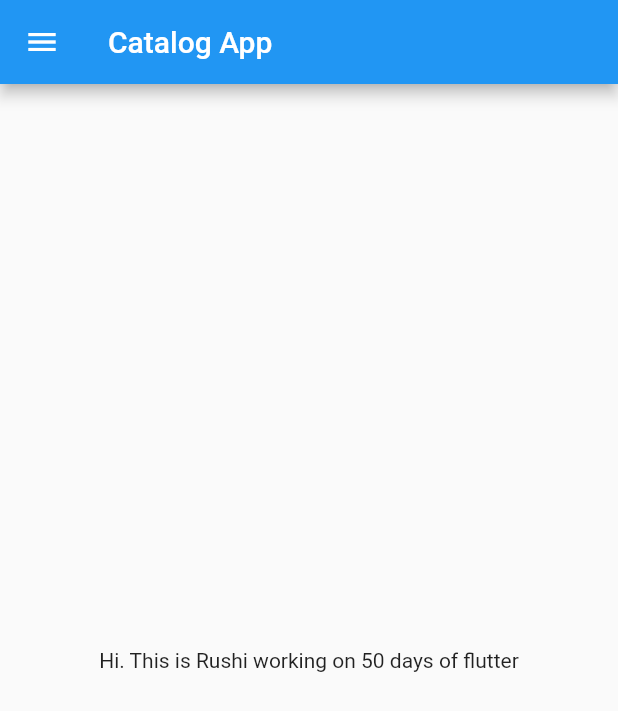
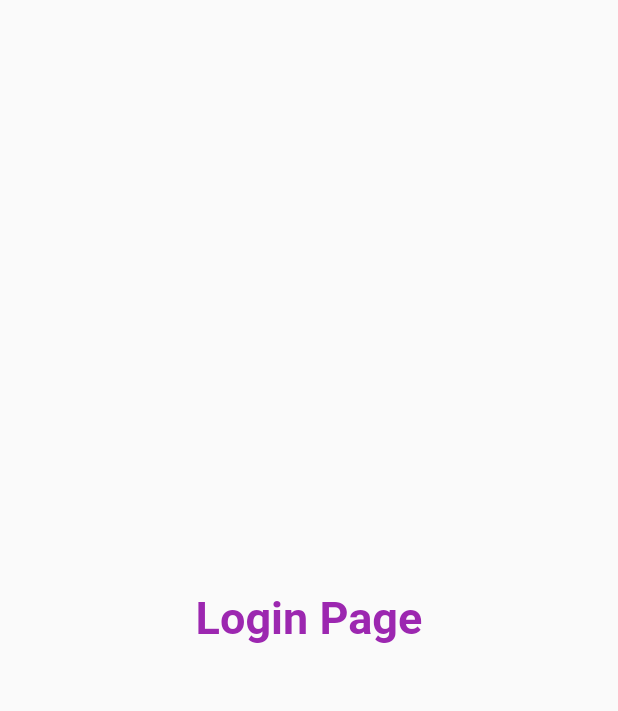
Before and after one commit to RushiMThakker/30DaysOfFlutter, a Flutter app: the screen it shows after launch, on a phone screen of 412 x 824 dp. Shown: the top 711 px of the screen. Run offline on Flutter 3.47's test engine with Material 2 defaults, Android fonts, the phone set to English and light mode, and no system bars.

Commit message:
Day3 Completed

```diff
--- a/flutter_catalog/lib/home.dart
+++ /dev/null
@@ -1,21 +0,0 @@
-import 'package:flutter/material.dart';
-
-class HomePage extends StatelessWidget {
-  final int days = 50;
-  final String name = "Rushi";
-
-  @override
-  Widget build(BuildContext context) {
-    return Scaffold(
-      appBar: AppBar(
-        title: Text("Catalog App"),
-      ),
-      body: Center(
-        child: Container(
-          child: Text("Hi. This is $name working on $days days of flutter"),
-        ),
-      ),
-      drawer: Drawer(),
-    );
-  }
-}
--- a/flutter_catalog/lib/main.dart
+++ b/flutter_catalog/lib/main.dart
@@ -1,5 +1,6 @@
 import 'package:flutter/material.dart';
-import 'package:flutter_catalog/home.dart';
+import 'package:flutter_catalog/pages/home.dart';
+import 'package:flutter_catalog/pages/login.dart';
 
 void main() {
   runApp(MyApp());
@@ -9,8 +10,15 @@ class MyApp extends StatelessWidget {
   @override
   Widget build(BuildContext context) {
     return MaterialApp(
-      home: HomePage() );
-
-
+      themeMode: ThemeMode.light,
+      theme: ThemeData(primarySwatch: Colors.deepOrange),
+      darkTheme: ThemeData.dark(),
+      initialRoute: "/login",
+      routes: {
+        "/": (context) => LoginPage(),
+        "/home": (context) => HomePage(),
+        "/login": (context) => LoginPage()
+      },
+    );
   }
 }
--- /dev/null
+++ b/flutter_catalog/lib/pages/home.dart
@@ -0,0 +1,21 @@
+import 'package:flutter/material.dart';
+
+class HomePage extends StatelessWidget {
+  final int days = 50;
+  final String name = "Rushi";
+
+  @override
+  Widget build(BuildContext context) {
+    return Scaffold(
+      appBar: AppBar(
+        title: Text("Catalog App"),
+      ),
+      body: Center(
+        child: Container(
+          child: Text("Hi. This is $name working on $days days of flutter\n This is day 3 of 30 Days"),
+        ),
+      ),
+      drawer: Drawer(),
+    );
+  }
+}
--- /dev/null
+++ b/flutter_catalog/lib/pages/login.dart
@@ -0,0 +1,18 @@
+import "package:flutter/material.dart";
+
+class LoginPage extends StatelessWidget {
+  @override
+  Widget build(BuildContext context) {
+    return Material(
+      child: Center(
+          child: Text("Login Page",
+            style: TextStyle(
+              fontSize: 30,
+              color: Colors.purple,
+              fontWeight: FontWeight.bold
+            ),
+          )
+      ),
+    );
+  }
+}
```
Also changed, not shown: 3 other files.
